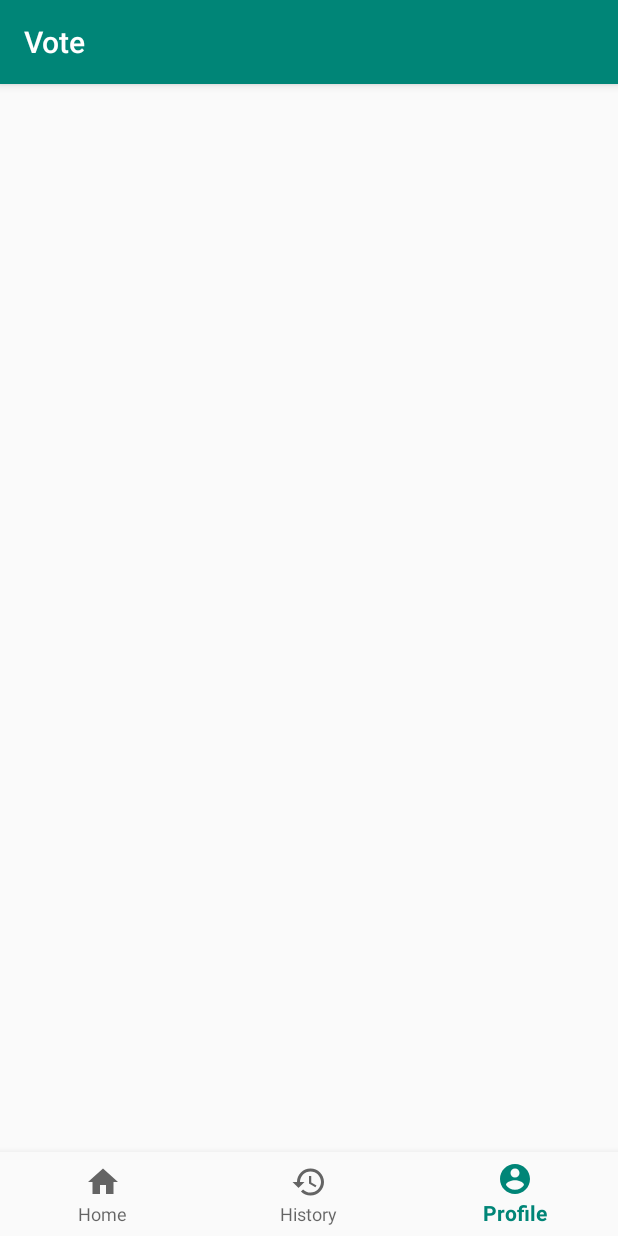
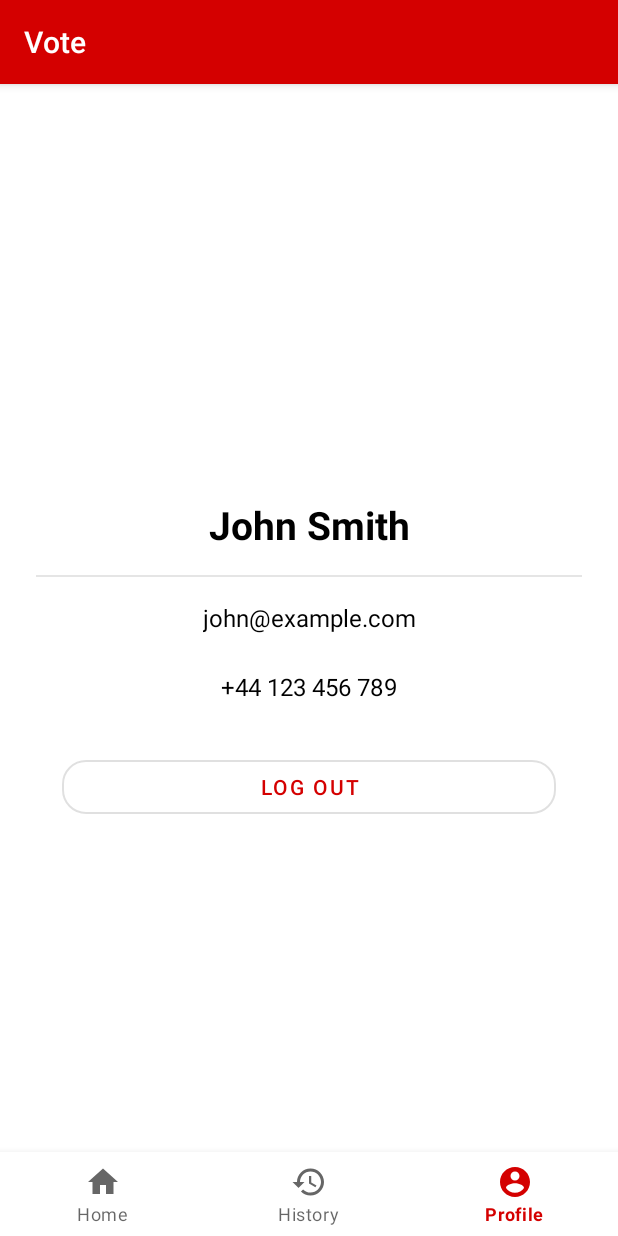
Before and after one commit to vote7/Vote7, an Android app: the ProfileFragment screen opened through its navigation route, on a phone screen of 412 x 824 dp. Run offline under Robolectric (Android 15) with nearby library versions, the light colour scheme and no system bars; our stand-ins replace navigation-ui.

Commit message:
Implement ProfileFragment layout

```diff
--- a/android/app/src/main/res/layout/fragment_profile.xml
+++ b/android/app/src/main/res/layout/fragment_profile.xml
@@ -1,8 +1,78 @@
 <?xml version="1.0" encoding="utf-8"?>
-<FrameLayout xmlns:android="http://schemas.android.com/apk/res/android"
+<androidx.constraintlayout.widget.ConstraintLayout xmlns:android="http://schemas.android.com/apk/res/android"
+    xmlns:app="http://schemas.android.com/apk/res-auto"
     xmlns:tools="http://schemas.android.com/tools"
     android:layout_width="match_parent"
     android:layout_height="match_parent"
     tools:context=".main.profile.ProfileFragment">
 
-</FrameLayout>
+    <TextView
+        android:id="@+id/textViewName"
+        android:layout_width="wrap_content"
+        android:layout_height="wrap_content"
+        android:text="John Smith"
+        android:textColor="#000"
+        android:textSize="26sp"
+        android:textStyle="bold"
+        app:layout_constraintBottom_toTopOf="@+id/separator1"
+        app:layout_constraintEnd_toEndOf="parent"
+        app:layout_constraintStart_toStartOf="parent"
+        app:layout_constraintTop_toTopOf="parent"
+        app:layout_constraintVertical_chainStyle="packed" />
+
+    <View
+        android:id="@+id/separator1"
+        android:layout_width="0dp"
+        android:layout_height="1dp"
+        android:layout_marginStart="24dp"
+        android:layout_marginTop="16dp"
+        android:layout_marginEnd="24dp"
+        android:background="#1A000000"
+        app:layout_constraintBottom_toTopOf="@+id/textViewEmail"
+        app:layout_constraintEnd_toEndOf="parent"
+        app:layout_constraintHorizontal_bias="0.5"
+        app:layout_constraintStart_toStartOf="parent"
+        app:layout_constraintTop_toBottomOf="@+id/textViewName" />
+
+    <TextView
+        android:id="@+id/textViewEmail"
+        android:layout_width="wrap_content"
+        android:layout_height="wrap_content"
+        android:layout_marginTop="16dp"
+        android:text="john@example.com"
+        android:textColor="#000"
+        android:textSize="16sp"
+        app:layout_constraintBottom_toTopOf="@+id/textPhone"
+        app:layout_constraintEnd_toEndOf="parent"
+        app:layout_constraintStart_toStartOf="parent"
+        app:layout_constraintTop_toBottomOf="@+id/separator1" />
+
+    <TextView
+        android:id="@+id/textPhone"
+        android:layout_width="wrap_content"
+        android:layout_height="wrap_content"
+        android:layout_marginTop="24dp"
+        android:text="+44 123 456 789"
+        android:textColor="#000"
+        android:textSize="16sp"
+        app:layout_constraintBottom_toTopOf="@+id/buttonLogOut"
+        app:layout_constraintEnd_toEndOf="parent"
+        app:layout_constraintStart_toStartOf="parent"
+        app:layout_constraintTop_toBottomOf="@+id/textViewEmail" />
+
+
+    <com.google.android.material.button.MaterialButton
+        android:id="@+id/buttonLogOut"
+        style="@style/Widget.MaterialComponents.Button.OutlinedButton"
+        android:layout_width="0dp"
+        android:layout_height="wrap_content"
+        android:layout_marginTop="32dp"
+        android:text="Log out"
+        app:cornerRadius="16dp"
+        app:layout_constraintBottom_toBottomOf="parent"
+        app:layout_constraintEnd_toEndOf="parent"
+        app:layout_constraintStart_toStartOf="parent"
+        app:layout_constraintTop_toBottomOf="@+id/textPhone"
+        app:layout_constraintWidth_percent="0.8" />
+
+</androidx.constraintlayout.widget.ConstraintLayout>
--- a/android/app/src/main/res/values/colors.xml
+++ b/android/app/src/main/res/values/colors.xml
@@ -1,6 +1,6 @@
 <?xml version="1.0" encoding="utf-8"?>
 <resources>
-    <color name="colorPrimary">#008577</color>
-    <color name="colorPrimaryDark">#00574B</color>
-    <color name="colorAccent">#D81B60</color>
+    <color name="colorPrimary">#D40000</color>
+    <color name="colorPrimaryDark">#D40000</color>
+    <color name="colorAccent">#D40000</color>
 </resources>
--- a/android/app/src/main/res/values/styles.xml
+++ b/android/app/src/main/res/values/styles.xml
@@ -1,7 +1,7 @@
 <resources>
 
     <!-- Base application theme. -->
-    <style name="AppTheme" parent="Theme.AppCompat.Light.DarkActionBar">
+    <style name="AppTheme" parent="Theme.MaterialComponents.Light.DarkActionBar">
         <!-- Customize your theme here. -->
         <item name="colorPrimary">@color/colorPrimary</item>
         <item name="colorPrimaryDark">@color/colorPrimaryDark</item>
```
